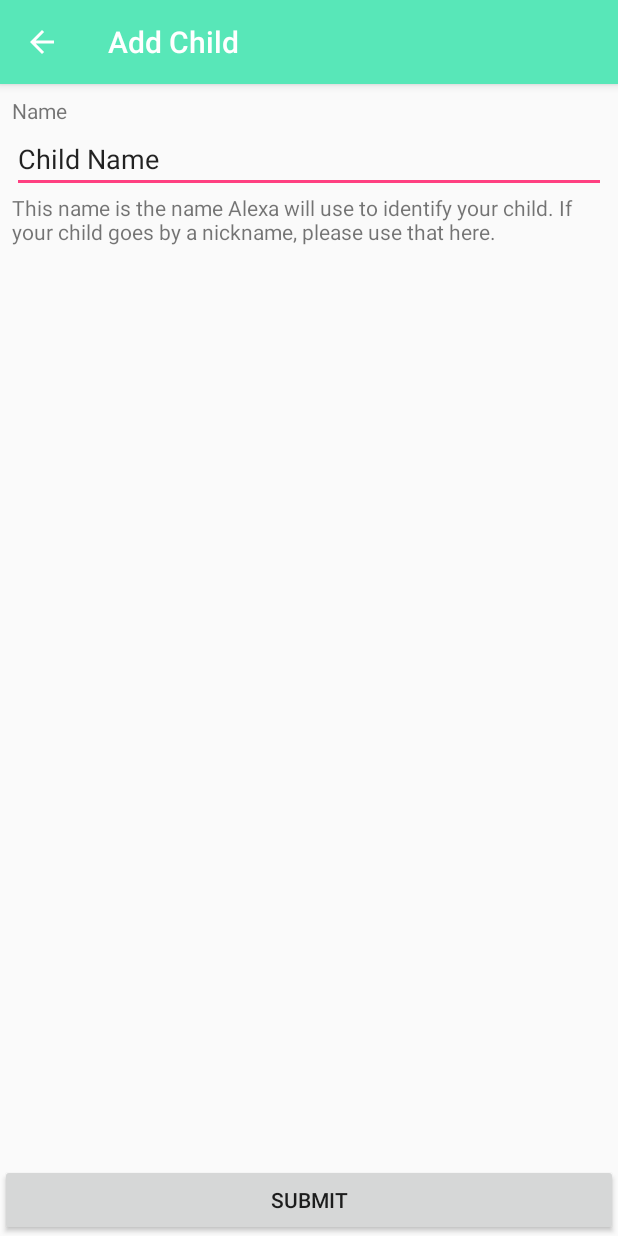
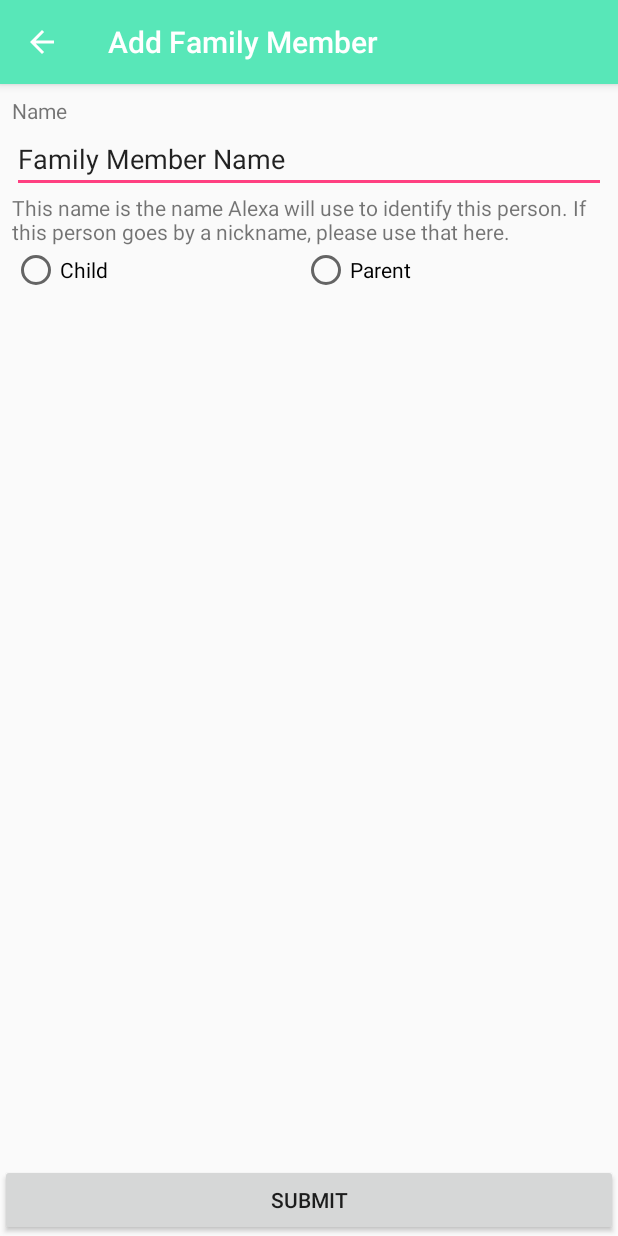
Before and after one commit to Cameron-Barge/Awexa, an Android app: the screen it shows after launch once a user with an empty profile is signed in (AddChildActivity before the commit, AddFamilyMemberActivity after it), after a tap on an icon or button, on a phone screen of 412 x 824 dp. Run offline under Robolectric (Android 15) with nearby library versions, the light colour scheme and no system bars; our stand-ins replace Firebase (no records; nobody signed in at launch, a user with empty details on screens opened directly); 1 statement that could not run was skipped.

Commit message:
Change Add Child to Add Family Member

```diff
--- a/Awexa/app/src/main/AndroidManifest.xml
+++ b/Awexa/app/src/main/AndroidManifest.xml
@@ -36,7 +36,7 @@
             android:label="@string/title_activity_add_chore"
             android:theme="@style/AppTheme" />
         <activity
-            android:name=".AddChildActivity"
+            android:name=".AddFamilyMemberActivity"
             android:parentActivityName=".MainActivity"
             android:label="@string/title_activity_add_child"
             android:theme="@style/AppTheme" />
--- a/Awexa/app/src/main/java/com/awexa/awexa/AddChildActivity.java
+++ /dev/null
@@ -1,25 +0,0 @@
-package com.awexa.awexa;
-
-import android.os.Bundle;
-import android.support.v7.app.AppCompatActivity;
-import android.view.View;
-import android.widget.EditText;
-import android.widget.Toast;
-
-public class AddChildActivity extends AppCompatActivity {
-
-    @Override
-    protected void onCreate(Bundle savedInstanceState) {
-        super.onCreate(savedInstanceState);
-        setContentView(R.layout.activity_add_child);
-    }
-
-    /** Called when the user taps the Submit button */
-    public void addChild(View view) {
-        EditText text = (EditText)findViewById(R.id.childName);
-        String child = text.getText().toString();
-        //TODO: implementation for adding child to db/list/whatever
-        Toast.makeText(getApplicationContext(), child + " was added...",
-                Toast.LENGTH_SHORT).show();
-    }
-}
--- /dev/null
+++ b/Awexa/app/src/main/java/com/awexa/awexa/AddFamilyMemberActivity.java
@@ -0,0 +1,43 @@
+package com.awexa.awexa;
+
+import android.os.Bundle;
+import android.support.v7.app.AppCompatActivity;
+import android.view.View;
+import android.widget.EditText;
+import android.widget.RadioButton;
+import android.widget.RadioGroup;
+import android.widget.Toast;
+
+public class AddFamilyMemberActivity extends AppCompatActivity {
+    private RadioGroup radioFamilyMemberGroup;
+    private RadioButton radioFamilyMemberButton;
+    private String familyMemberType;
+
+    @Override
+    protected void onCreate(Bundle savedInstanceState) {
+        super.onCreate(savedInstanceState);
+        setContentView(R.layout.activity_add_family_member);
+    }
+
+    /** Called when the user taps the Submit button */
+    public void addFamilyMember(View view) {
+        EditText text = findViewById(R.id.familyMemberName);
+        String familyMember = text.getText().toString();
+        radioFamilyMemberGroup = findViewById(R.id.radioFamilyMember);
+        int selectedId = radioFamilyMemberGroup.getCheckedRadioButtonId();
+        radioFamilyMemberButton = findViewById(selectedId);
+        familyMemberType = radioFamilyMemberButton.getText().toString();
+        if (radioFamilyMemberButton.getText().toString().equals("Child")) {
+            //TODO: implementation for adding child to db
+            Toast.makeText(getApplicationContext(), familyMemberType + " " + familyMember + " was added...",
+                    Toast.LENGTH_SHORT).show();
+        } else if (radioFamilyMemberButton.getText().toString().equals("Parent")) {
+            //TODO: implementation for adding parent to db
+            Toast.makeText(getApplicationContext(), familyMemberType + " " + familyMember + " was added...",
+                    Toast.LENGTH_SHORT).show();
+        } else {
+            Toast.makeText(getApplicationContext(), "Please select a radio button.",
+                    Toast.LENGTH_SHORT).show();
+        }
+    }
+}
--- a/Awexa/app/src/main/java/com/awexa/awexa/MainActivity.java
+++ b/Awexa/app/src/main/java/com/awexa/awexa/MainActivity.java
@@ -123,7 +123,7 @@ public class MainActivity extends AppCompatActivity {
         fab.setOnClickListener(new View.OnClickListener() {
             @Override
             public void onClick(View view) {
-                startActivity(new Intent(MainActivity.this, AddChildActivity.class));
+                startActivity(new Intent(MainActivity.this, AddFamilyMemberActivity.class));
             }
         });
     }
--- a/Awexa/app/src/main/res/layout/activity_add_child.xml
+++ b/Awexa/app/src/main/res/layout/activity_add_family_member.xml
@@ -4,7 +4,7 @@
     xmlns:tools="http://schemas.android.com/tools"
     android:layout_width="match_parent"
     android:layout_height="match_parent"
-    tools:context="com.awexa.awexa.AddChildActivity">
+    tools:context="com.awexa.awexa.AddFamilyMemberActivity">
 
     <android.support.design.widget.AppBarLayout
         android:layout_width="match_parent"
@@ -13,7 +13,7 @@
 
     </android.support.design.widget.AppBarLayout>
 
-    <include layout="@layout/content_add_child"
+    <include layout="@layout/content_add_family_member"
         android:id="@+id/include" />
 
     <Button
@@ -21,7 +21,7 @@
         android:layout_width="match_parent"
         android:layout_height="wrap_content"
         android:layout_gravity="top|center_horizontal"
-        android:onClick="addChild"
+        android:onClick="addFamilyMember"
         android:text="Submit"
         app:layout_anchor="@+id/include"
         app:layout_anchorGravity="bottom|center_horizontal" />
--- a/Awexa/app/src/main/res/layout/content_add_child.xml
+++ b/Awexa/app/src/main/res/layout/content_add_family_member.xml
@@ -5,8 +5,8 @@
     android:layout_width="match_parent"
     android:layout_height="match_parent"
     app:layout_behavior="@string/appbar_scrolling_view_behavior"
-    tools:context="com.awexa.awexa.AddChildActivity"
-    tools:showIn="@layout/activity_add_child">
+    tools:context="com.awexa.awexa.AddFamilyMemberActivity"
+    tools:showIn="@layout/activity_add_family_member">
 
     <LinearLayout
         android:layout_width="0dp"
@@ -25,28 +25,50 @@
         app:layout_constraintLeft_toLeftOf="parent"
         app:layout_constraintTop_toTopOf="parent"
         android:layout_marginLeft="8dp"
-        android:layout_marginRight="8dp">
+        android:layout_marginRight="8dp"
+        android:weightSum="1">
 
         <TextView
-            android:id="@+id/childNameLabel"
+            android:id="@+id/familyMemberNameLabel"
             android:layout_width="match_parent"
             android:layout_height="wrap_content"
             android:text="Name" />
 
         <EditText
-            android:id="@+id/childName"
+            android:id="@+id/familyMemberName"
             android:layout_width="match_parent"
             android:layout_height="wrap_content"
             android:layout_weight="0.00"
             android:ems="10"
             android:inputType="textPersonName"
-            android:text="Child Name" />
+            android:text="Family Member Name" />
 
         <TextView
-            android:id="@+id/childNameWarning"
+            android:id="@+id/familyMemberNameWarning"
             android:layout_width="match_parent"
             android:layout_height="wrap_content"
-            android:text="This name is the name Alexa will use to identify your child. If your child goes by a nickname, please use that here." />
+            android:text="This name is the name Alexa will use to identify this person. If this person goes by a nickname, please use that here." />
+
+        <RadioGroup
+            android:id="@+id/radioFamilyMember"
+            android:layout_width="match_parent"
+            android:layout_height="match_parent"
+            android:orientation="horizontal">
+
+            <RadioButton
+                android:id="@+id/radioChild"
+                android:layout_width="wrap_content"
+                android:layout_height="wrap_content"
+                android:layout_weight="1"
+                android:text="Child" />
+
+            <RadioButton
+                android:id="@+id/radioParent"
+                android:layout_width="wrap_content"
+                android:layout_height="wrap_content"
+                android:layout_weight="1"
+                android:text="Parent" />
+        </RadioGroup>
 
     </LinearLayout>
 </android.support.constraint.ConstraintLayout>
--- a/Awexa/app/src/main/res/values/strings.xml
+++ b/Awexa/app/src/main/res/values/strings.xml
@@ -16,7 +16,7 @@
     </string>
     <string name="title_activity_main">Family</string>
     <string name="title_activity_add_chore">New Chore</string>
-    <string name="title_activity_add_child">Add Child</string>
+    <string name="title_activity_add_child">Add Family Member</string>
     <string name="title_activity_add_reward">New Reward</string>
     <string name="title_activity_child_progress">Child\'s Progress</string>
     <string name="large_text">
```
